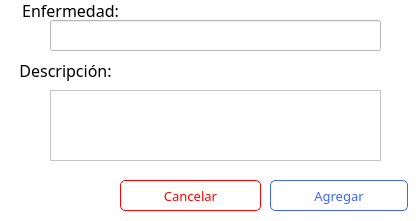
Old version of the form hospital-Core/Widgets/Medico/medico_agregar_alergia_operacion_enfermedad.ui in the repository MrDanielG/Hospital-SCRUM.
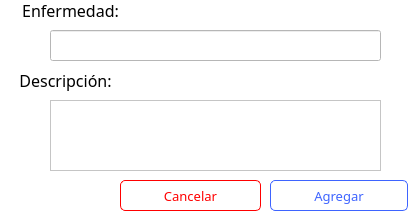
New version of the form. The open tabs and pages were chosen to show the change.

```diff
--- a/hospital-Core/Widgets/Medico/medico_agregar_alergia_operacion_enfermedad.ui
+++ b/hospital-Core/Widgets/Medico/medico_agregar_alergia_operacion_enfermedad.ui
@@ -133,7 +133,7 @@
      <property name="geometry">
       <rect>
        <x>50</x>
-       <y>20</y>
+       <y>30</y>
        <width>331</width>
        <height>31</height>
       </rect>
@@ -152,7 +152,7 @@
      <property name="geometry">
       <rect>
        <x>0</x>
-       <y>60</y>
+       <y>70</y>
        <width>131</width>
        <height>21</height>
       </rect>
@@ -180,7 +180,7 @@
      <property name="geometry">
       <rect>
        <x>50</x>
-       <y>90</y>
+       <y>100</y>
        <width>331</width>
        <height>71</height>
       </rect>
```
